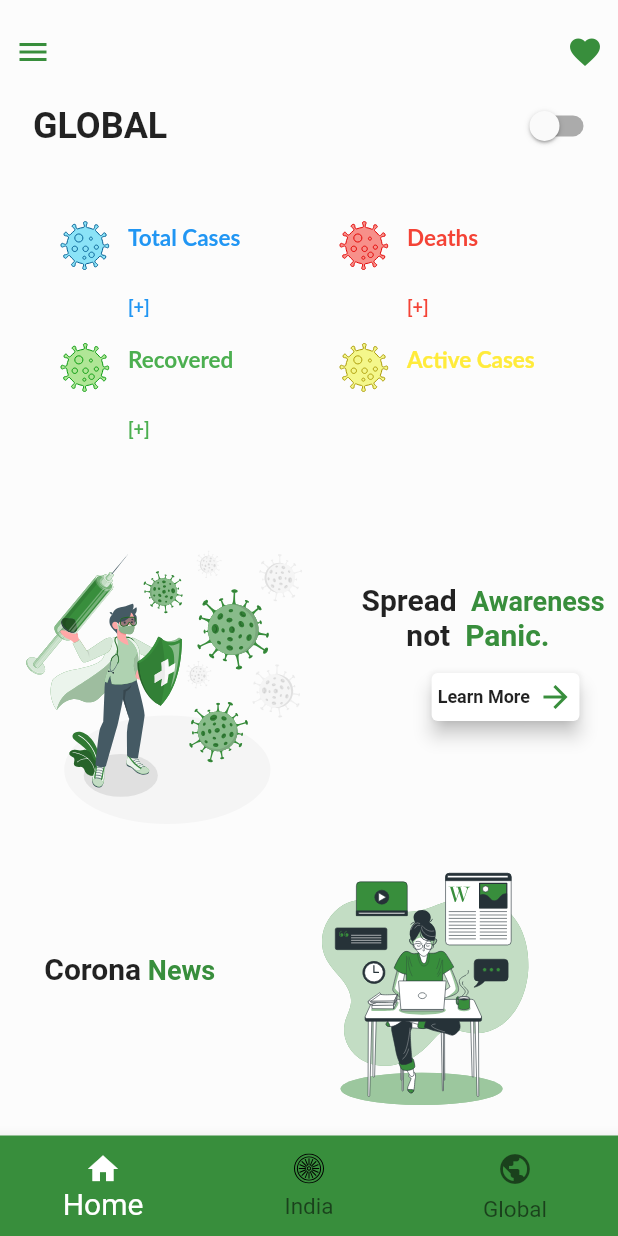
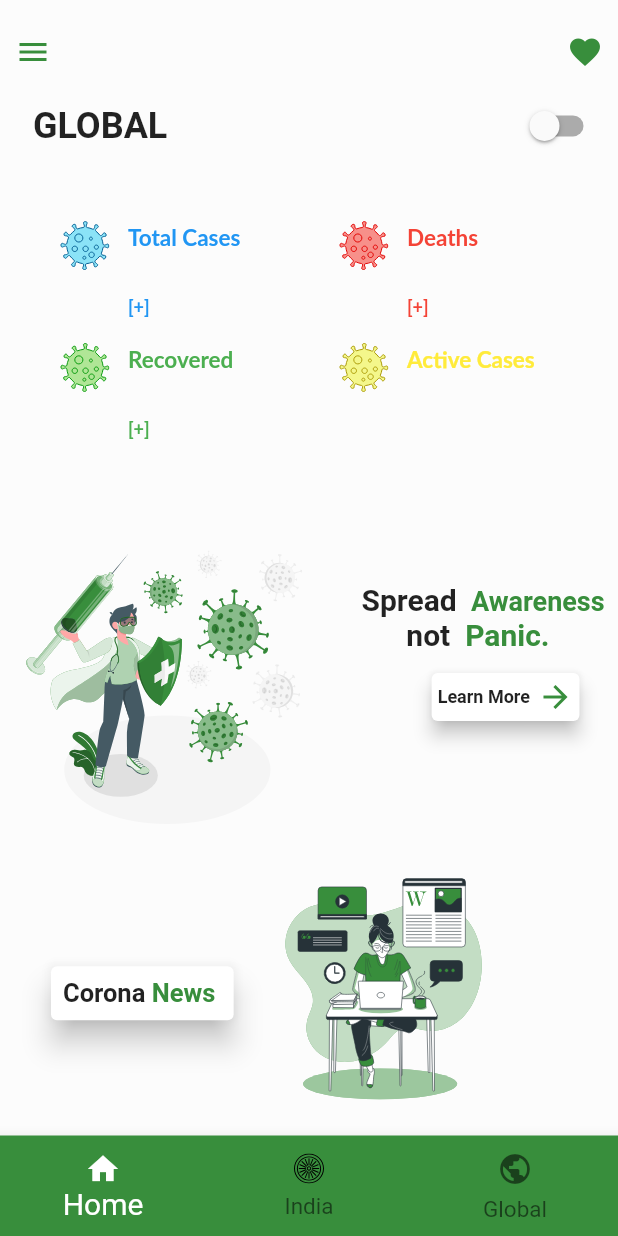
Before and after one commit to GeekHaven/Covid-Tracker, a Flutter app: the MenuDashboardPage screen opened directly, on a phone screen of 412 x 824 dp. Run offline on Flutter 3.47's test engine with Material 2 defaults, Android fonts, the light colour scheme and no system bars; drawn by our look-alikes of auto_size_text; our stand-ins replace carousel_pro, connectivity, dio, fl_chart, flutter_svg, fluttertoast and 3 more; missing offline and left inert: newsapi_client; network calls fail; Roboto replaces fonts that are missing (Lato); statements that could not run were skipped.

Commit message:
NOthing done

```diff
--- a/lib/news_section/newsview.dart
+++ b/lib/news_section/newsview.dart
@@ -41,7 +41,7 @@ class _NewsViewState extends State<NewsView> {
     Route route = MaterialPageRoute(builder: (context) => NewsView(_showchart));
     return Scaffold(
       appBar: AppBar(
-        backgroundColor: Colors.blue,
+        backgroundColor: Colors.green[700],
         title: Row(
       mainAxisAlignment: MainAxisAlignment.center,
       children: <Widget>[
@@ -70,10 +70,6 @@ class _NewsViewState extends State<NewsView> {
                 child: Container(
                   child: Column(
                     children: <Widget>[
-                      /////we nneed to write code to select country or global
-                      ///
-
-                      /// News Article
                       Container(
                         child: Row(
                           mainAxisAlignment: MainAxisAlignment.spaceBetween,
@@ -96,6 +92,7 @@ class _NewsViewState extends State<NewsView> {
                                     MediaQuery.of(context).size.width * 0.25),
                             Switch.adaptive(
                                 value: _showchart,
+                                activeColor: Colors.green[700],
                                 onChanged: (val) {
                                   setState(() {
                                     _showchart = val;
--- a/lib/screens/home/home.dart
+++ b/lib/screens/home/home.dart
@@ -365,6 +365,7 @@ class _MenuDashboardPageState extends State<MenuDashboardPage>
                                           0.25),
                                   Switch.adaptive(
                                       value: _showchart,
+                                      activeColor: Colors.green[700],
                                       onChanged: (val) {
                                         setState(() {
                                           _showchart = val;
--- a/lib/screens/home/home_widgets/countryWorld.dart
+++ b/lib/screens/home/home_widgets/countryWorld.dart
@@ -1,21 +1,9 @@
-//import 'package:covidtracker/stats/indiastats.dart';
 import 'package:flutter/material.dart';
 import 'package:flutter_svg/flutter_svg.dart';
 
 import 'package:covidtracker/news_section/newsview.dart';
 
 class CountryWorld extends StatelessWidget {
-  // var myData;
-  // var myDistrictData;
-  // var myDailydata;
-  // var myCountryData;
-
-  // CountryWorld({this.myData,this.myDistrictData,this.myDailydata,this.myCountryData});
-
-  // Future navigateToSubPage(context) async {
-  //   Navigator.push(context,
-  //       MaterialPageRoute(builder: (context) => Allcountries(myDailydata)));
-  // }
   var textSpan = TextSpan(
       text: ' News\n',
       style: TextStyle(
@@ -27,66 +15,47 @@ class CountryWorld extends StatelessWidget {
           borderRadius: BorderRadius.circular(30),
           //color: Colors.red,
         ),
-        // padding: EdgeInsets.all(16.1),
-        child: InkWell(
         child: Row(
-            mainAxisAlignment: MainAxisAlignment.spaceAround,
           children: <Widget>[
-              RichText(
-                text: TextSpan(
-                  text: '',
-                  style: Theme.of(context).textTheme.headline6.copyWith(
+            FlatButton(
+              textColor: Colors.green[700],
+              padding: EdgeInsets.only(top: 10, left: 20),
+              onPressed: () {
+                Navigator.of(context)
+                    .push(MaterialPageRoute(builder: (context) {
+                  return NewsView(false);
+                }));
+              },
+              child: Center(
+                child: Card(
+                  elevation: 8,
+                  child: Container(
+                    padding: EdgeInsets.all(8),
+                    child: Row(
+                      children: <Widget>[
+                        Text(
+                          "Corona ",
+                          style: TextStyle(
+                              fontSize: 17, fontWeight: FontWeight.bold),
+                        ),
+                        Text(
+                          "News ",
+                          style: TextStyle(
+                              fontSize: 17,
                               fontWeight: FontWeight.bold,
+                              color: Colors.green[700]),
                         ),
-                  children: <TextSpan>[
-                    TextSpan(text: 'Corona'),
-                    textSpan,
                       ],
                     ),
                   ),
+                ),
+              ),
+            ),
             SizedBox(
-                width: 200,
+              width: 190,
               child: SvgPicture.asset('assets/images/updates.svg'),
             ),
           ],
-          ),
-          onTap: () {
-            Navigator.of(context).push(MaterialPageRoute(builder: (context) {
-              return NewsView(false);
-            }));
-          },
-        )
-
-        // child: Row(
-        //   mainAxisAlignment: MainAxisAlignment.spaceAround,
-        //   children: [
-        //     InkWell(
-        //       onTap: () {
-        //         Navigator.of(context).push(MaterialPageRoute(builder: (context) {
-        //           return Allstates(myData: myData,myDistrictData: myDistrictData,myDailydata: myDailydata);
-        //         }));
-
-        //       },
-        //       child: Card(
-        //         elevation: 0,
-        //         shape: RoundedRectangleBorder(borderRadius: BorderRadius.circular(20)),
-        //         child: SvgPicture.asset('assets/images/updates.svg'),
-        //       ),
-        //     ),
-        // InkWell(
-        //   onTap: () {
-        //     Navigator.of(context).push(MaterialPageRoute(builder: (context) {
-        //       return Allcountries(myCountryData);
-        //     }));
-        //   },
-        //   child: Card(
-        //     shape: RoundedRectangleBorder(borderRadius: BorderRadius.circular(20)),
-        //     elevation: 0,
-        //     child: Image.asset('assets/images/world.jpg'),
-        //   ),
-        // ),
-        // ],
-        // ),
-        );
+        ));
   }
 }
```
Lines whose indentation alone changed are shown as unchanged.
